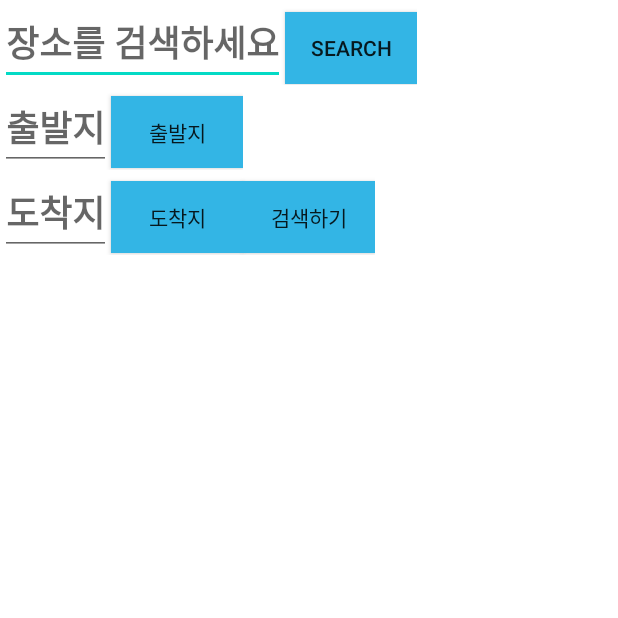
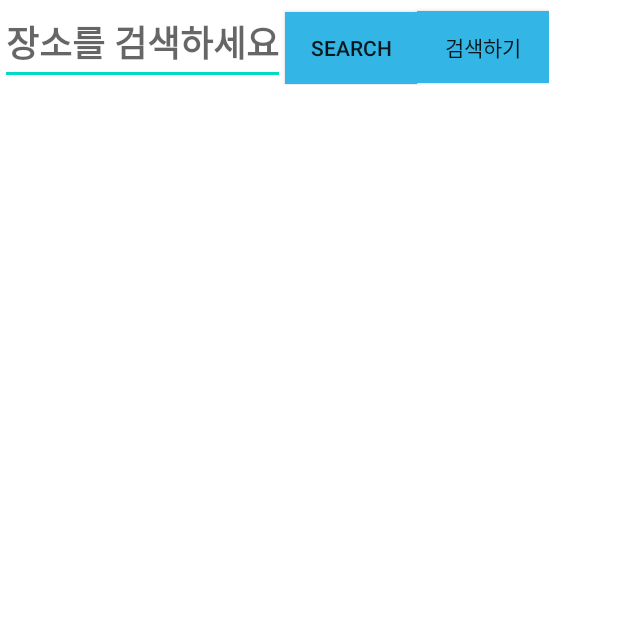
Before and after one commit to uys620/jolpapplication, an Android app: the MapActivity screen opened directly, with no data from a screen before it, on a phone screen of 412 x 824 dp, the top half of it. Run offline under Robolectric (Android 15) with nearby library versions, the phone set to English and light mode, and no system bars; libraries missing offline, so code that uses them is left out: com.skt; 19 statements that could not run were skipped.

Commit message:
출발지 도착지 지움

```diff
--- a/app/src/main/res/layout/activity_map.xml
+++ b/app/src/main/res/layout/activity_map.xml
@@ -29,7 +29,12 @@
             android:layout_height="wrap_content"
             android:background="@android:color/holo_blue_light"
             android:text="Search"
-            />
+            /> <Button
+        android:id="@+id/a_star"
+        android:layout_width="wrap_content"
+        android:layout_height="wrap_content"
+        android:background="@android:color/holo_blue_light"
+        android:text="검색하기" />
     </LinearLayout>
 
     <LinearLayout
@@ -38,22 +43,6 @@
         android:layout_height="wrap_content"
         android:orientation="horizontal">
 
-        <EditText
-            android:id="@+id/SearchStart_text"
-            android:layout_width="0dp"
-            android:layout_height="wrap_content"
-            android:layout_weight="1"
-            android:hint="출발지"
-            android:textColor="@android:color/black"
-            android:textSize="24sp"
-            android:textStyle="bold" />
-
-        <Button
-            android:id="@+id/SearchStart_btn"
-            android:layout_width="wrap_content"
-            android:layout_height="wrap_content"
-            android:background="@android:color/holo_blue_light"
-            android:text="출발지" />
     </LinearLayout>
 
     <LinearLayout
@@ -62,30 +51,7 @@
         android:layout_height="wrap_content"
         android:orientation="horizontal">
 
-        <EditText
-            android:id="@+id/SearchDest_text"
-            android:layout_width="0dp"
-            android:layout_height="wrap_content"
-            android:layout_weight="1"
-            android:hint="도착지"
-            android:textColor="@android:color/black"
-            android:textSize="24sp"
-            android:textStyle="bold" />
 
-        <Button
-            android:id="@+id/SearchDest_btn"
-            android:layout_width="wrap_content"
-            android:layout_height="wrap_content"
-            android:background="@android:color/holo_blue_light"
-            android:text="도착지"
-            />
-
-        <Button
-            android:id="@+id/a_star"
-            android:layout_width="wrap_content"
-            android:layout_height="wrap_content"
-            android:background="@android:color/holo_blue_light"
-            android:text="검색하기" />
     </LinearLayout>
 
     <LinearLayout
@@ -94,4 +60,24 @@
         android:layout_height="match_parent"
         android:orientation="vertical"></LinearLayout>
 
+    <EditText
+        android:id="@+id/SearchStart_text"
+        android:layout_width="0dp"
+        android:layout_height="wrap_content"
+        android:layout_weight="1"
+        android:hint="출발지"
+        android:textColor="@android:color/black"
+        android:textSize="24sp"
+        android:textStyle="bold" />
+
+    <EditText
+        android:id="@+id/SearchDest_text"
+        android:layout_width="0dp"
+        android:layout_height="wrap_content"
+        android:layout_weight="1"
+        android:hint="도착지"
+        android:textColor="@android:color/black"
+        android:textSize="24sp"
+        android:textStyle="bold" />
+
 </LinearLayout>
```
